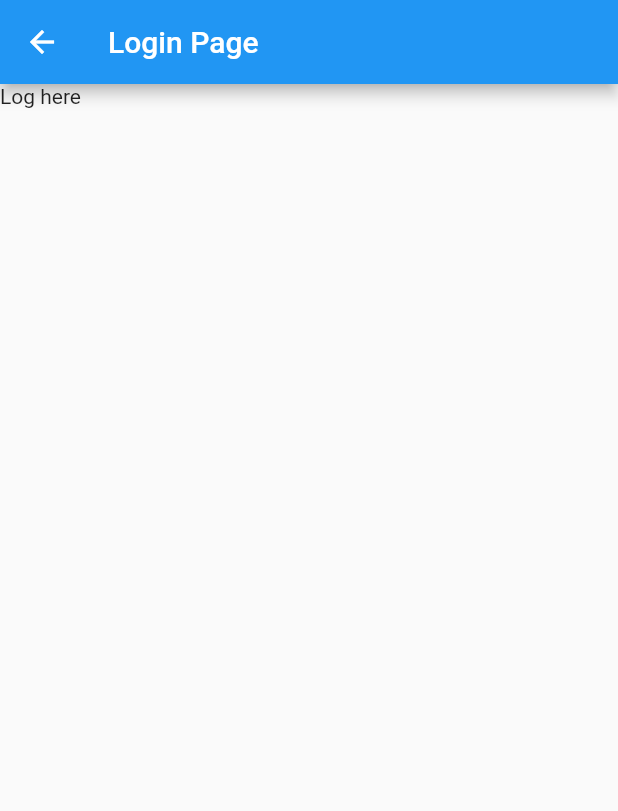
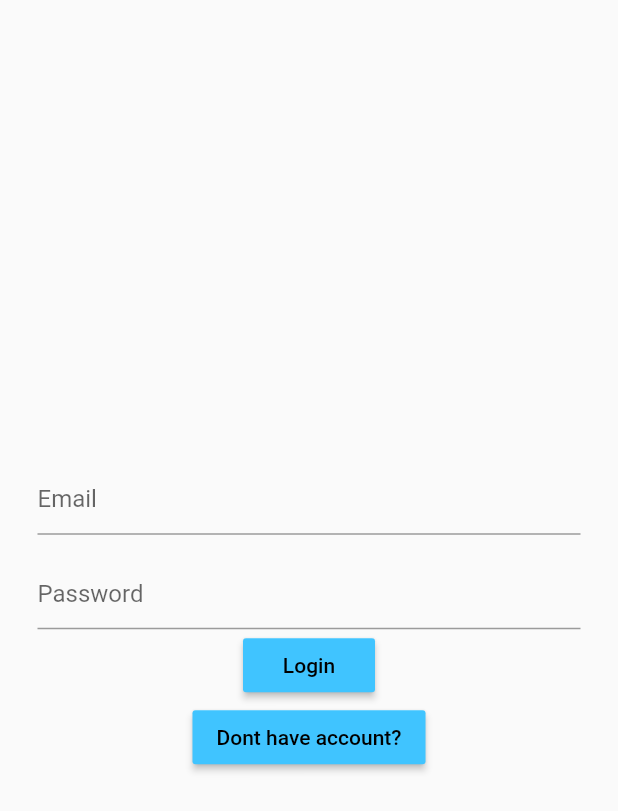
Before and after one commit to RavinduDilshan/Tourist-Townie, a Flutter app: the screen it shows after launch, after a tap on "Sign in as Tourist", on a phone screen of 412 x 824 dp. Shown: the top 811 px of the screen. Run offline on Flutter 3.47's test engine with Material 2 defaults, Android fonts, the phone set to English and light mode, and no system bars.

Commit message:
Second Screen

```diff
--- a/tourist_to_townie/lib/SecondScreen.dart
+++ b/tourist_to_townie/lib/SecondScreen.dart
@@ -1,4 +1,45 @@
 import 'package:flutter/material.dart';
+
+void main() {
+  runApp(MaterialApp(
+    home: Login(),
+  ));
+}
+
+class Login extends StatelessWidget {
+  @override
+  Widget build(BuildContext context) => Scaffold(
+          body: Center(
+        child: Container(
+            padding: EdgeInsets.all(25.0),
+            child: Column(
+              mainAxisAlignment: MainAxisAlignment.center,
+              children: <Widget>[
+                TextField(
+                  decoration: InputDecoration(hintText: "Email"),
+                ),
+                SizedBox(
+                  height: 15.0,
+                ),
+                TextField(
+                  decoration: InputDecoration(hintText: "Password"),
+                ),
+                RaisedButton(
+                  child: Text("Login"),
+                  color: Colors.lightBlueAccent,
+                  textColor: Colors.black,
+                  onPressed: () {},
+                ),
+                RaisedButton(
+                  child: Text("Dont have account?"),
+                  color: Colors.lightBlueAccent,
+                  textColor: Colors.black,
+                  onPressed: () {},
+                )
+              ],
+            )),
+      ));
+}
 
 class SecondRoute extends StatelessWidget {
   @override
@@ -8,7 +49,6 @@ class SecondRoute extends StatelessWidget {
       appBar: AppBar(
         title: Text("Login Page"),
       ),
-      body: Text("Log here"),
     );
   }
 }
--- a/tourist_to_townie/lib/main.dart
+++ b/tourist_to_townie/lib/main.dart
@@ -9,12 +9,12 @@ void main() {
 
 class MyPage extends StatelessWidget {
   @override
-  Widget build(BuildContext context) =>
-      Scaffold(
+  Widget build(BuildContext context) => Scaffold(
       appBar: AppBar(
         title: Text("Welcome"),
       ),
       body: Container(
+        padding: EdgeInsets.all(5.0),
         child: Center(
           child: Column(
             mainAxisAlignment: MainAxisAlignment.center,
@@ -26,8 +26,11 @@ class MyPage extends StatelessWidget {
                 textAlign: TextAlign.center,
               ),
               FlatButton(
-                    onPressed: ()  {
-                      Navigator.push(context, MaterialPageRoute(builder: (context) => SecondRoute()),);
+                onPressed: () {
+                  Navigator.push(
+                    context,
+                    MaterialPageRoute(builder: (context) => Login ()),
+                  );
                 },
                 color: Colors.black,
                 textColor: Colors.white,
@@ -38,7 +41,10 @@ class MyPage extends StatelessWidget {
               ),
               FlatButton(
                 onPressed: () {
-                      Navigator.push(context, MaterialPageRoute(builder: (context)=>SecondRoute()),);
+                  Navigator.push(
+                    context,
+                    MaterialPageRoute(builder: (context) => SecondRoute()),
+                  );
                 },
                 color: Colors.black,
                 textColor: Colors.white,
```
Lines whose indentation alone changed are shown as unchanged.
